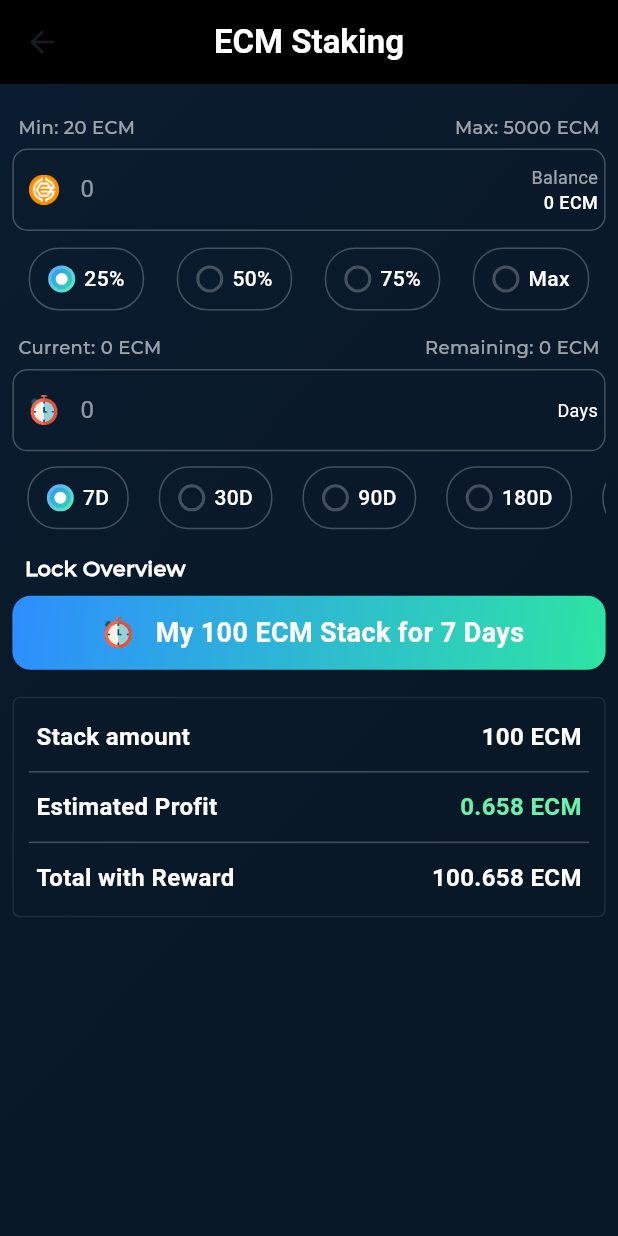
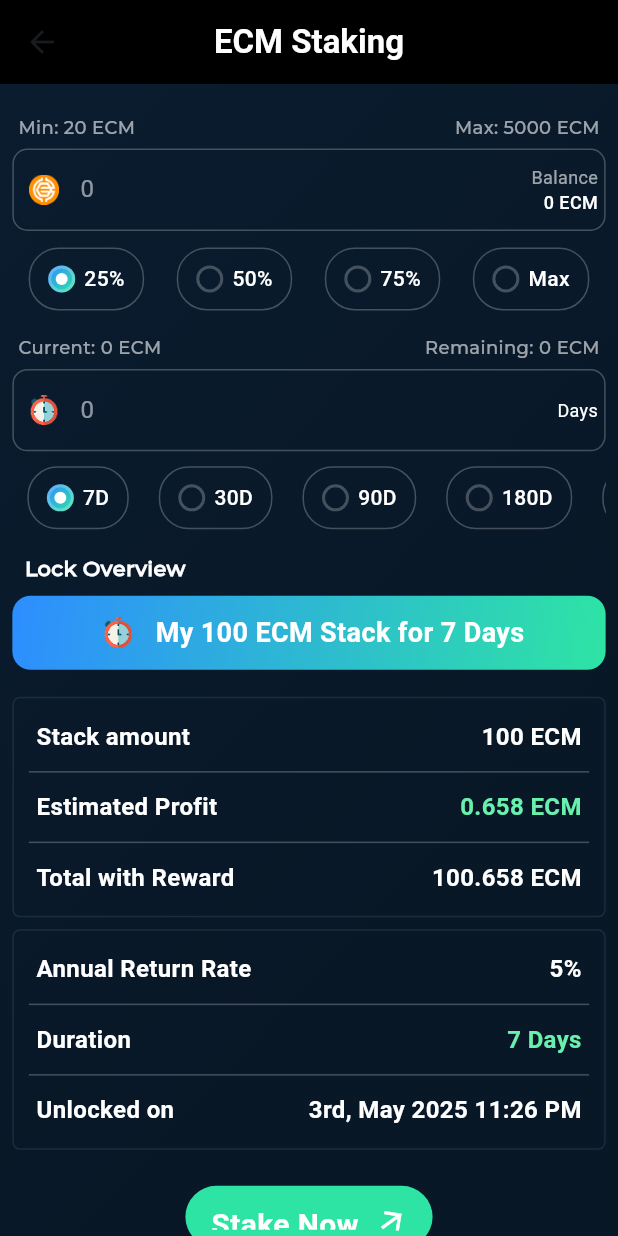
Before and after one commit to devhimuBlockVerse/myCoinPollMetaMask, a Flutter app: the EcmStakingScreen screen opened by its route, on a phone screen of 412 x 824 dp. Run offline on Flutter 3.47's test engine with Material 3 defaults, Android fonts, the phone set to English and light mode, and no system bars; our stand-ins replace another_flushbar, fluttertoast, shared_preferences; missing offline and left inert: reown_appkit, web3dart; accounts and stored records are empty; Roboto replaces fonts that are missing (SansSerif).

Commit message:
Stake Now Animation Button OnGoing

```diff
--- a/lib/application/presentation/screens/ecm_staking_screen.dart
+++ b/lib/application/presentation/screens/ecm_staking_screen.dart
@@ -1,4 +1,6 @@
 import 'package:flutter/material.dart';
+
+import '../../../framework/components/gradient_animation_button.dart';
 
 
 class EcmStakingScreen extends StatefulWidget {
@@ -87,7 +89,42 @@ class _EcmStakingScreenState extends State<EcmStakingScreen> {
                     ],
                   ),
                 ),
+                SizedBox(height: 8),
+                Container(
+                  padding: const EdgeInsets.symmetric(horizontal: 10, vertical: 10),
+                  decoration: BoxDecoration(
+                    color: Colors.transparent,
+                    borderRadius: BorderRadius.circular(5),
+                    border: Border.all(
+                      color: Colors.blueGrey.withOpacity(0.2),
+                    ),
+                  ),
+                  child: Column(
+                    mainAxisAlignment: MainAxisAlignment.spaceEvenly,
+                    children: [
+                      _ecmValidityRow("Annual Return Rate", "5%"),
+                      const Divider(color: Colors.white24,thickness: 1,),
+                      _ecmValidityRow("Duration", "7 Days", highlight: true),
+                      const Divider(color: Colors.white24),
+                      _ecmValidityRow("Unlocked on", "3rd, May 2025 11:26 PM"),
+                    ],
+                  ),
+                ),
+                SizedBox(height: 8),
 
+                Center(
+                  child: GradientButton(
+                    text: "Stake Now",
+                    trailingIcon: Icon(
+                      Icons.arrow_forward,
+                      color: Colors.white,
+                    ),
+                    onPressed: () {
+                      //  Add your action here
+                      print("Button Pressed!");
+                    },
+                  ),
+                ),
                ],
             ),
           ),
--- /dev/null
+++ b/lib/framework/components/gradient_animation_button.dart
@@ -0,0 +1,92 @@
+import 'package:flutter/material.dart';
+class GradientButton extends StatefulWidget {
+  final String text;
+  final Widget? trailingIcon;
+  final VoidCallback? onPressed;
+
+  const GradientButton({
+    Key? key,
+    required this.text,
+    this.trailingIcon,
+    this.onPressed,
+  }) : super(key: key);
+
+  @override
+  _GradientButtonState createState() => _GradientButtonState();
+}
+
+class _GradientButtonState extends State<GradientButton> {
+  List<Color> _colors = [
+    const Color(0xFF2D8EFF),
+    const Color(0xFF2EE4A4),
+  ];
+  int _colorIndex = 0;
+
+  @override
+  void initState() {
+    super.initState();
+     _startColorAnimation();
+  }
+
+  void _startColorAnimation() {
+    Future.delayed(const Duration(seconds: 1), () {
+      if (mounted) {
+        setState(() {
+          _colorIndex = (_colorIndex + 1) % _colors.length;
+        });
+        _startColorAnimation();
+      }
+    });
+  }
+
+  @override
+  Widget build(BuildContext context) {
+    final screenWidth = MediaQuery.of(context).size.width;
+    final screenHeight = MediaQuery.of(context).size.height;
+    return GestureDetector(
+      onTap: widget.onPressed,
+      child: Container(
+        width: screenWidth * 0.4,
+        height: screenHeight * 0.05,
+        margin: const EdgeInsets.all(16),
+        decoration: BoxDecoration(
+          borderRadius: BorderRadius.circular(24),
+          gradient: LinearGradient(
+            colors: [
+              _colors[_colorIndex],
+              _colors[_colorIndex],
+            ],
+            begin: Alignment.centerLeft,
+            end: Alignment.centerRight,
+          ),
+        ),
+        child: Padding(
+          padding: const EdgeInsets.symmetric(horizontal: 16, vertical: 12),
+          child: Row(
+            mainAxisAlignment: MainAxisAlignment.center,
+            children: [
+              Text(
+                widget.text,
+                style: const TextStyle(
+                  fontFamily: 'SansSerif',
+                  fontWeight: FontWeight.w700,
+                  fontSize: 20,
+                  color: Colors.white,
+                ),
+              ),
+
+              if (widget.trailingIcon != null) ...[
+                const SizedBox(width: 8),
+                // Apply the rotation here
+                Transform.rotate(
+                  angle: 90 * 3.1415926535 / 50, // Convert degrees to radians
+                  child: widget.trailingIcon!,
+                ),
+              ],
+            ],
+          ),
+        ),
+      ),
+    );
+  }
+}
```
